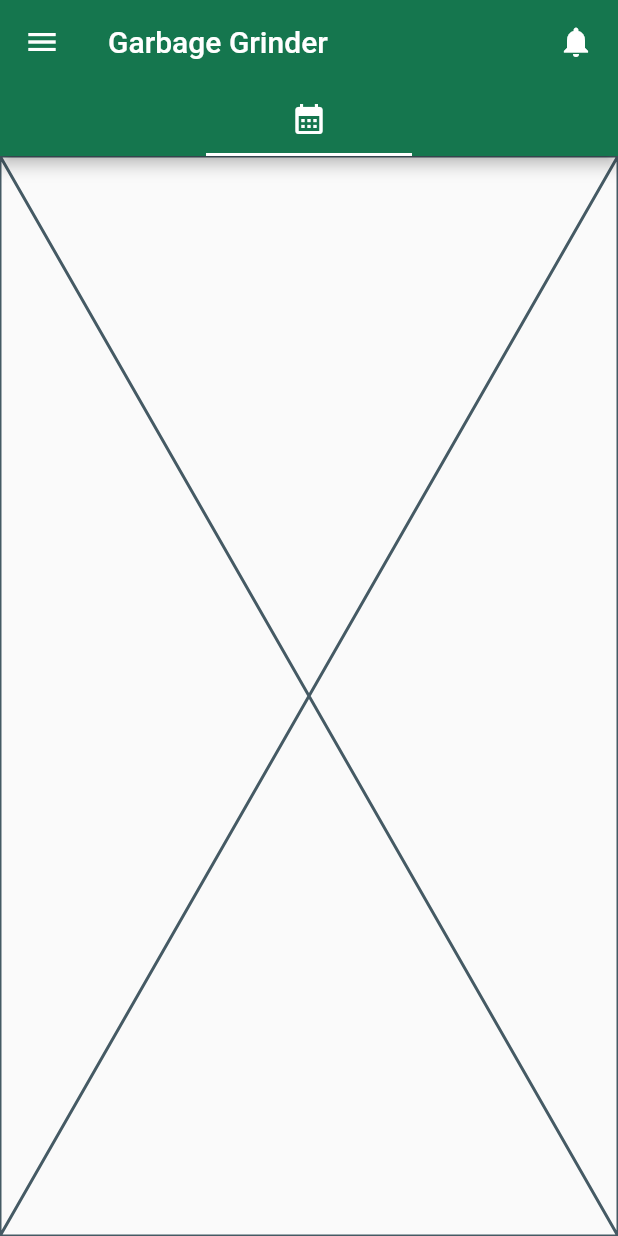
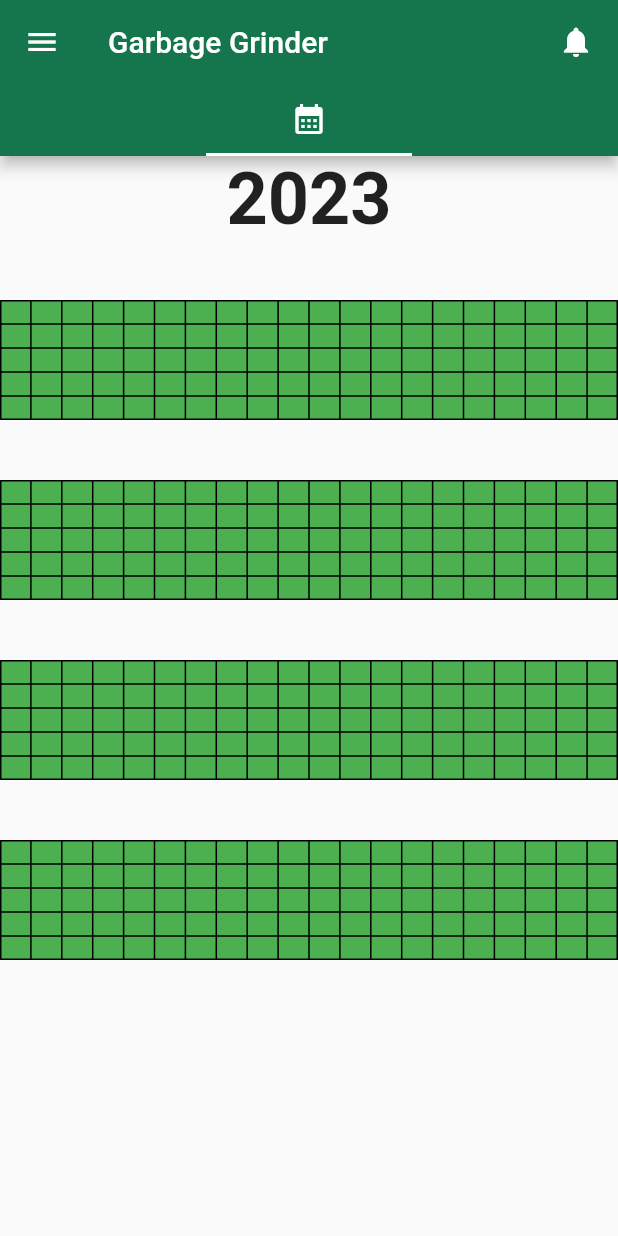
Before and after one commit to EliteMandy/garbage_grinder, a Flutter app: the screen it shows after launch, tab 2 chosen, on a phone screen of 412 x 824 dp. Run offline on Flutter 3.47's test engine with Material 2 defaults, Android fonts, the light colour scheme and no system bars.

Commit message:
Edited 'calendar.dart' and
Added a simple calender like interface

Still no ux

```diff
--- a/lib/screens/home.dart
+++ b/lib/screens/home.dart
@@ -54,7 +54,7 @@ class _HomePageState extends State<HomePage> {
         body: const TabBarView(
           children: [
             Stats(),
-            Calnedar(),
+            Calendar(),
             Store(),
           ],
         ),
--- a/lib/screens/homeScreen/calendar.dart
+++ b/lib/screens/homeScreen/calendar.dart
@@ -1,16 +1,159 @@
-import 'package:flutter/src/widgets/framework.dart';
-import 'package:flutter/src/widgets/placeholder.dart';
+import 'package:flutter/material.dart';
 
-class Calnedar extends StatefulWidget {
-  const Calnedar({super.key});
+import 'dart:math';
+
+const int cellCount = 100;
+const int rows = 5;
+const int columns = 20;
+const String year = '2023';
+
+class Calendar extends StatefulWidget {
+  const Calendar({super.key});
+
 
   @override
-  State<Calnedar> createState() => _CalnedarState();
+  State<Calendar> createState() => _CalendarState();
 }
 
-class _CalnedarState extends State<Calnedar> {
+class _CalendarState extends State<Calendar> {
   @override
   Widget build(BuildContext context) {
-    return const Placeholder();
+    return Column(
+      children: [
+        const Text(
+          '$year',
+          style: TextStyle(fontSize: 48, fontWeight: FontWeight.bold),
+        ),
+        const SizedBox(height: 40),
+        Table(
+          border: TableBorder.all(),
+          children: List.generate(rows, (row) {
+            List<TableCell> rowCells = [];
+            for (int column = 0; column < columns; column++) {
+              int cellidx = (row * columns + column);
+              if (cellidx < cellCount) {
+                rowCells.add(
+                    TableCell(
+                        child: Container(
+                            color: _getRandomColor(),
+                            child: const Text(
+                                  ' ',
+                                  textAlign: TextAlign.center,
+                                  style: TextStyle(color: Colors.white),
+                                )
+                        )
+                    )
+                );
+              } else {
+                rowCells.add(
+                    TableCell(
+                      child: Container(),
+                    )
+                );
+              }
+            }
+            return TableRow(children: rowCells);
+          }),
+        ),const SizedBox(height: 40),
+        Table(
+          border: TableBorder.all(),
+          children: List.generate(rows, (row) {
+            List<TableCell> rowCells = [];
+            for (int column = 0; column < columns; column++) {
+              int cellidx = (row * columns + column);
+              if (cellidx < cellCount) {
+                rowCells.add(
+                    TableCell(
+                        child: Container(
+                            color: _getRandomColor(),
+                            child: const Text(
+                                  ' ',
+                                  textAlign: TextAlign.center,
+                                  style: TextStyle(color: Colors.white),
+                                )
+                        )
+                    )
+                );
+              } else {
+                rowCells.add(
+                    TableCell(
+                      child: Container(),
+                    )
+                );
+              }
+            }
+            return TableRow(children: rowCells);
+          }),
+        ),const SizedBox(height: 40),
+        Table(
+          border: TableBorder.all(),
+          children: List.generate(rows, (row) {
+            List<TableCell> rowCells = [];
+            for (int column = 0; column < columns; column++) {
+              int cellidx = (row * columns + column);
+              if (cellidx < cellCount) {
+                rowCells.add(
+                    TableCell(
+                        child: Container(
+                            color: _getRandomColor(),
+                            child: const Text(
+                                  ' ',
+                                  textAlign: TextAlign.center,
+                                  style: TextStyle(color: Colors.white),
+                                )
+                        )
+                    )
+                );
+              } else {
+                rowCells.add(
+                    TableCell(
+                      child: Container(),
+                    )
+                );
+              }
+            }
+            return TableRow(children: rowCells);
+          }),
+        ),const SizedBox(height: 40),
+        Table(
+          border: TableBorder.all(),
+          children: List.generate(rows, (row) {
+            List<TableCell> rowCells = [];
+            for (int column = 0; column < columns; column++) {
+              int cellidx = (row * columns + column);
+              if (cellidx < cellCount) {
+                rowCells.add(
+                    TableCell(
+                        child: Container(
+                            color: _getRandomColor(),
+                            child: const Text(
+                                  ' ',
+                                  textAlign: TextAlign.center,
+                                  style: TextStyle(color: Colors.white),
+                                )
+                        )
+                    )
+                );
+              } else {
+                rowCells.add(
+                    TableCell(
+                      child: Container(),
+                    )
+                );
+              }
+            }
+            return TableRow(children: rowCells);
+          }),
+        ),
+      ],
+    );
   }
+    Color _getRandomColor() {
+      Random rnd = Random();
+      if (rnd.nextBool()) {
+        return Colors.green;
+      } else {
+        return Colors.red;
+      }
+    }
 }
```
